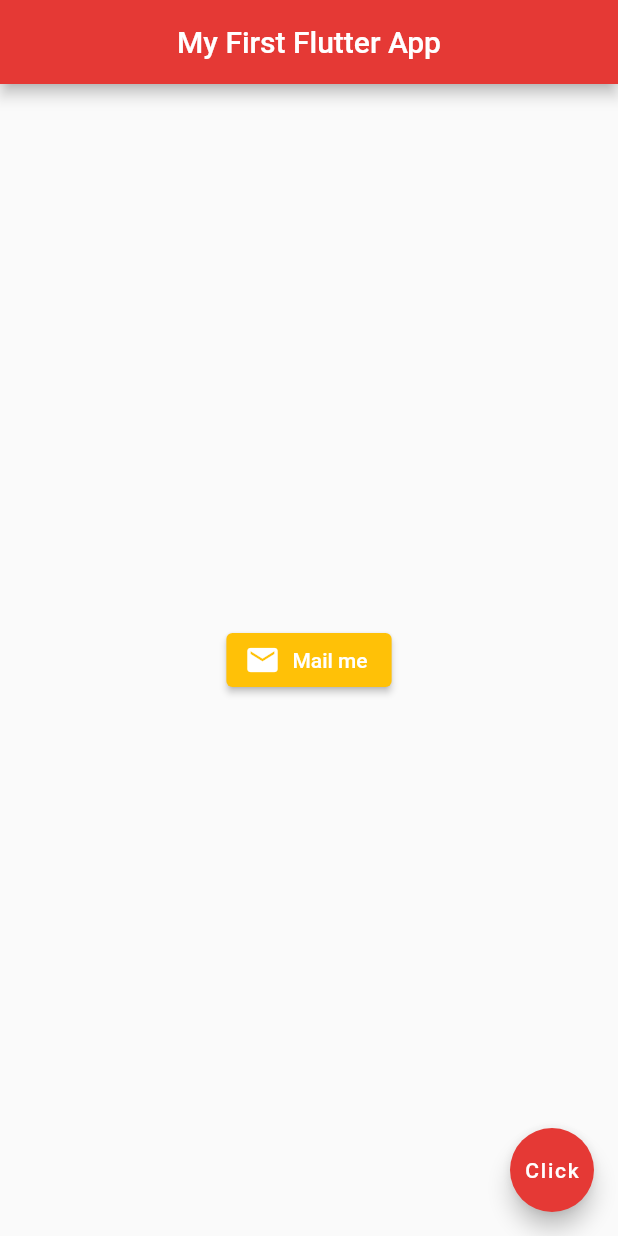
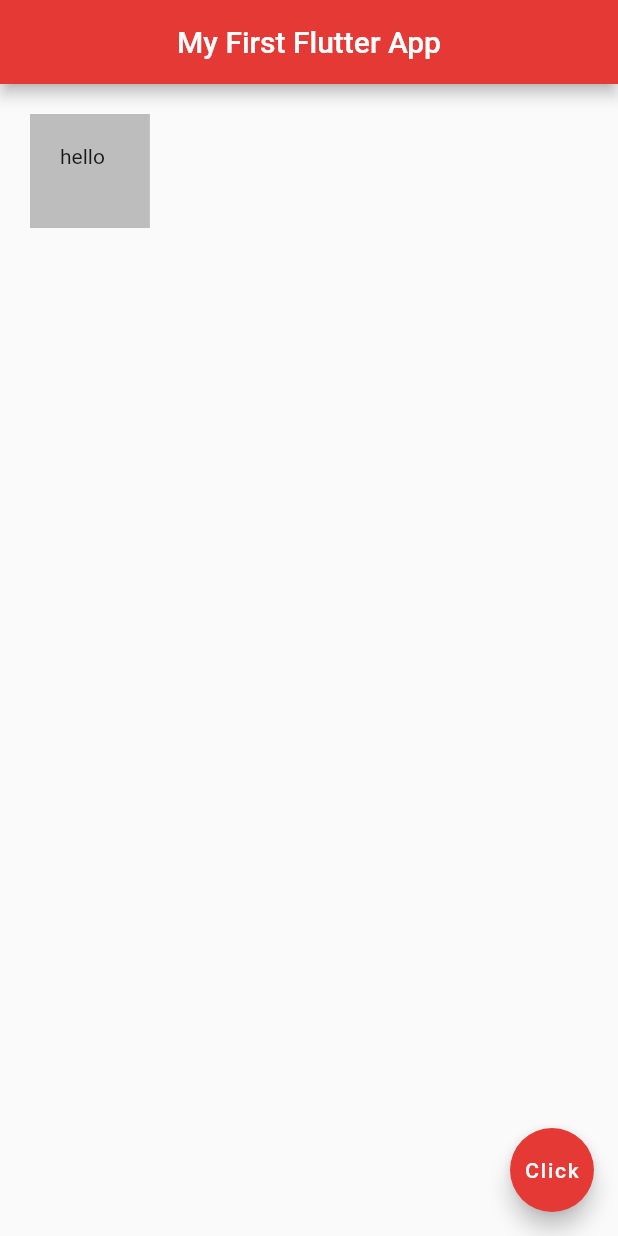
Before and after one commit to beslimir/MyFirstFlutterProject, a Flutter app: the screen it shows after launch, on a phone screen of 412 x 824 dp. Run offline on Flutter 3.47's test engine with Material 2 defaults, Android fonts, the phone set to English and light mode, and no system bars.

Commit message:
Play around with a container

```diff
--- a/lib/main.dart
+++ b/lib/main.dart
@@ -15,17 +15,11 @@ class Home extends StatelessWidget {
         centerTitle: true,
         backgroundColor: Colors.red[600],
       ),
-      body: Center(
-        child: ElevatedButton.icon(
-            onPressed: () {},
-            icon: const Icon(
-              Icons.mail
-            ),
-          label: Text('Mail me'),
-          style: ElevatedButton.styleFrom(
-            backgroundColor: Colors.amber
-          ),
-        ),
+      body: Container(
+        padding: EdgeInsets.fromLTRB(20.0, 20.0, 30.0, 40.0),
+        margin: EdgeInsets.all(20.0),
+        color: Colors.grey[400],
+        child: Text('hello'),
       ),
       floatingActionButton: FloatingActionButton(
         onPressed: () {  },
```
